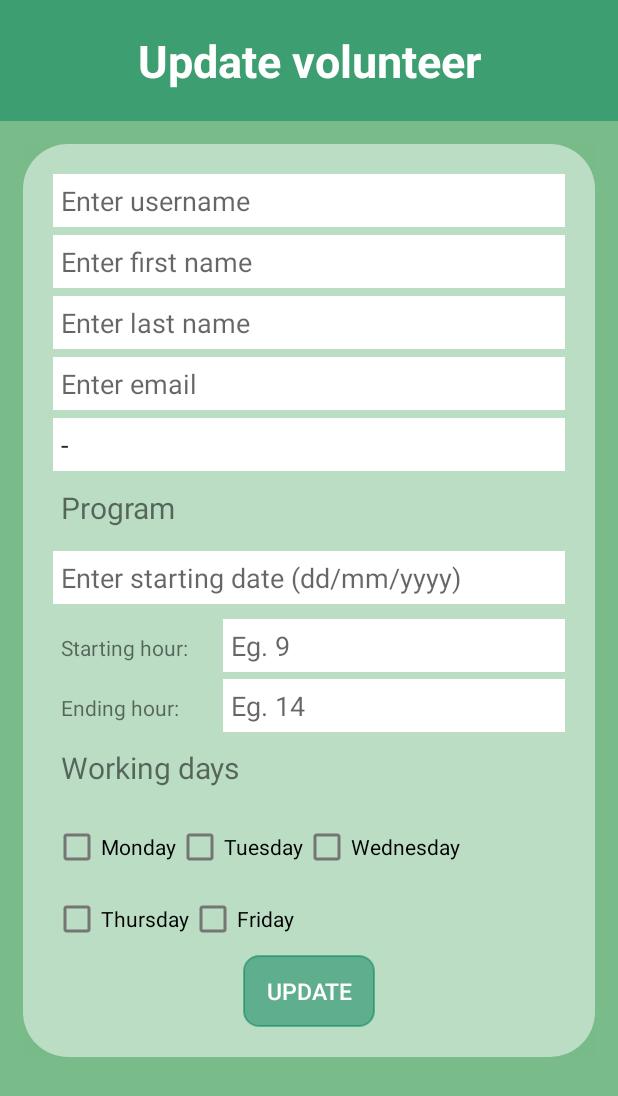
After one commit to Oana-Ivan/AnimalCare, an Android app: the UpdateVolunteerActivity screen opened directly, with no data from a screen before it, on a phone screen of 412 x 824 dp. The commit adds this screen. Shown: the top 1096 px of the screen. Run offline under Robolectric (Android 15) with nearby library versions, the phone set to English and light mode, and no system bars; our stand-ins replace Firebase (no records; nobody signed in at launch, a user with empty details on screens opened directly); libraries missing offline, so code that uses them is left out: org.mindrot.jbcrypt; 12 statements that could not run were skipped.

Commit message:
Added UpdateVolunteerActivity

```diff
--- a/app/src/main/AndroidManifest.xml
+++ b/app/src/main/AndroidManifest.xml
@@ -15,7 +15,8 @@
         android:roundIcon="@drawable/logo_animal_care"
         android:supportsRtl="true"
         android:theme="@style/Theme.AnimalCare">
-        <activity android:name=".adminAndVolunteerOptions.TicketUpdateActivity"></activity>
+        <activity android:name=".CRUD.UpdateVolunteerActivity"></activity>
+        <activity android:name=".adminAndVolunteerOptions.TicketUpdateActivity" />
         <activity android:name=".adminAndVolunteerOptions.TicketDetailsActivity" />
         <activity android:name=".adminAndVolunteerOptions.VisitDetailsActivity" />
         <activity android:name=".CRUD.UpdateAnimalActivity" />
--- a/app/src/main/java/com/example/animalcare/CRUD/AddVolunteerActivity.java
+++ b/app/src/main/java/com/example/animalcare/CRUD/AddVolunteerActivity.java
@@ -94,6 +94,7 @@ public class AddVolunteerActivity extends AppCompatActivity {
                                     .set(newVolunteer)
                                     .addOnSuccessListener((OnSuccessListener) o -> {
                                         Log.d(TAG, "Added new volunteer");
+                                        finish();
                                         startActivity(new Intent(AddVolunteerActivity.this, VolunteersListActivity.class));
                                     })
                                     .addOnFailureListener(e -> Log.w(TAG, "Error adding document", e));
--- /dev/null
+++ b/app/src/main/java/com/example/animalcare/CRUD/UpdateVolunteerActivity.java
@@ -0,0 +1,176 @@
+package com.example.animalcare.CRUD;
+
+import androidx.appcompat.app.AppCompatActivity;
+import androidx.appcompat.widget.AppCompatButton;
+
+import android.content.Intent;
+import android.os.Bundle;
+import android.util.Log;
+import android.widget.CheckBox;
+import android.widget.EditText;
+import android.widget.Toast;
+
+import com.example.animalcare.R;
+import com.example.animalcare.models.Volunteer;
+import com.google.android.gms.tasks.OnSuccessListener;
+import com.google.firebase.firestore.CollectionReference;
+import com.google.firebase.firestore.DocumentSnapshot;
+import com.google.firebase.firestore.FirebaseFirestore;
+
+import org.mindrot.jbcrypt.BCrypt;
+
+import java.util.ArrayList;
+import java.util.List;
+
+import static android.content.ContentValues.TAG;
+import static com.example.animalcare.authentication.RegisterActivity.LOG_ROUNDS;
+import static com.example.animalcare.models.Volunteer.FRIDAY;
+import static com.example.animalcare.models.Volunteer.MONDAY;
+import static com.example.animalcare.models.Volunteer.THURSDAY;
+import static com.example.animalcare.models.Volunteer.TUESDAY;
+import static com.example.animalcare.models.Volunteer.WEDNESDAY;
+
+public class UpdateVolunteerActivity extends AppCompatActivity {
+    private Volunteer currentVolunteer;
+
+    private EditText usernameET, firstNameET, lastNameET, emailET, passwordET, startDateET, startHourET, endHourET;
+    private CheckBox mondayCB, tuesdayCB, wednesdayCB, thursdayCB, fridayCB;
+    AppCompatButton updateVolunteerBtn;
+
+    private String username, firstName, lastName, email, password, startDate, startHour, endHour;
+    private int startHourInt, endHourInt;
+    private List<String> workingDays;
+
+    // cloud database
+    public FirebaseFirestore db;
+
+    @Override
+    protected void onCreate(Bundle savedInstanceState) {
+        super.onCreate(savedInstanceState);
+        setContentView(R.layout.activity_update_volunteer);
+
+        initViews();
+
+        updateVolunteerBtn.setOnClickListener(c -> {
+            assignValues();
+            if (!fieldsEmpty() && !noWorkingDaySelected()) {
+                // hashing password
+                String hashPwd = BCrypt.hashpw(password, BCrypt.gensalt(LOG_ROUNDS));
+
+                workingDays = new ArrayList<>();
+                if (mondayCB.isChecked())
+                    workingDays.add(MONDAY);
+                if (tuesdayCB.isChecked())
+                    workingDays.add(Volunteer.TUESDAY);
+                if (wednesdayCB.isChecked())
+                    workingDays.add(Volunteer.WEDNESDAY);
+                if (thursdayCB.isChecked())
+                    workingDays.add(Volunteer.THURSDAY);
+                if (fridayCB.isChecked())
+                    workingDays.add(Volunteer.FRIDAY);
+
+                startHourInt = Integer.parseInt(startHourET.getText().toString());
+                endHourInt = Integer.parseInt(endHourET.getText().toString());
+
+                currentVolunteer.setUsername(username);
+                currentVolunteer.setFirstName(firstName);
+                currentVolunteer.setLastName(lastName);
+                currentVolunteer.setEmail(email);
+                if (!password.equals("-")) {
+                    currentVolunteer.setHashPassword(hashPwd);
+                }
+                currentVolunteer.setStartingHour(startHourInt);
+                currentVolunteer.setEndingHour(endHourInt);
+                currentVolunteer.setWorkingDays(workingDays);
+                currentVolunteer.setStartingDate(startDate);
+
+                // Add volunteer to collection using username as unique ID
+                db = FirebaseFirestore.getInstance();
+                db.collection("Volunteers").document(currentVolunteer.getUsername())
+                        .set(currentVolunteer)
+                        .addOnSuccessListener((OnSuccessListener) o -> {
+                            Log.d(TAG, "Updated volunteer");
+                            finish();
+                            startActivity(new Intent(UpdateVolunteerActivity.this, VolunteersListActivity.class));
+                        })
+                        .addOnFailureListener(e -> Log.w(TAG, "Error updating volunteer", e));
+
+            }
+
+        });
+    }
+
+    private void initViews() {
+        currentVolunteer = (Volunteer) getIntent().getSerializableExtra("VOLUNTEER");
+
+        usernameET = findViewById(R.id.activity_update_volunteer_et_username);
+        firstNameET = findViewById(R.id.activity_update_volunteer_et_first_name);
+        lastNameET = findViewById(R.id.activity_update_volunteer_et_last_name);
+        emailET = findViewById(R.id.activity_update_volunteer_et_email);
+        passwordET = findViewById(R.id.activity_update_volunteer_et_password);
+        startDateET = findViewById(R.id.activity_update_volunteer_et_starting_date);
+        startHourET = findViewById(R.id.activity_update_volunteer_et_starting_hour);
+        endHourET = findViewById(R.id.activity_update_volunteer_et_ending_hour);
+
+        mondayCB = findViewById(R.id.activity_update_volunteer_cb_monday);
+        tuesdayCB = findViewById(R.id.activity_update_volunteer_cb_tuesday);
+        wednesdayCB = findViewById(R.id.activity_update_volunteer_cb_wednesday);
+        thursdayCB = findViewById(R.id.activity_update_volunteer_cb_thursday);
+        fridayCB = findViewById(R.id.activity_update_volunteer_cb_friday);
+
+        updateVolunteerBtn = findViewById(R.id.activity_update_volunteer_btn_update);
+
+        // Default values
+        usernameET.setText(currentVolunteer.getUsername());
+        firstNameET.setText(currentVolunteer.getFirstName());
+        lastNameET.setText(currentVolunteer.getLastName());
+        emailET.setText(currentVolunteer.getEmail());
+        passwordET.setText("-");
+        startDateET.setText(currentVolunteer.getStartingDate());
+        startHourET.setText(String.valueOf(currentVolunteer.getStartingHour()));
+        endHourET.setText(String.valueOf(currentVolunteer.getEndingHour()));
+
+        if (currentVolunteer.getWorkingDays().contains(MONDAY)) {
+            mondayCB.setChecked(true);
+        }
+        if (currentVolunteer.getWorkingDays().contains(TUESDAY)) {
+            tuesdayCB.setChecked(true);
+        }
+        if (currentVolunteer.getWorkingDays().contains(WEDNESDAY)) {
+            wednesdayCB.setChecked(true);
+        }
+        if (currentVolunteer.getWorkingDays().contains(THURSDAY)) {
+            thursdayCB.setChecked(true);
+        }
+        if (currentVolunteer.getWorkingDays().contains(FRIDAY)) {
+            fridayCB.setChecked(true);
+        }
+    }
+
+    private void assignValues() {
+        username = usernameET.getText().toString();
+        firstName = firstNameET.getText().toString();
+        lastName = lastNameET.getText().toString();
+        email = emailET.getText().toString();
+        password = passwordET.getText().toString();
+        startDate = startDateET.getText().toString();
+        startHour = startHourET.getText().toString();
+        endHour = endHourET.getText().toString();
+    }
+
+    private boolean fieldsEmpty() {
+        if (username.equals("") || firstName.equals("") || lastName.equals("") || email.equals("") || password.equals("") || startDate.equals("") || startHour.equals("") || endHour.equals("")){
+            Toast.makeText(UpdateVolunteerActivity.this, "All fields required!", Toast.LENGTH_LONG).show();
+            return true;
+        }
+        return false;
+    }
+
+    private boolean noWorkingDaySelected() {
+        if (!mondayCB.isChecked() && !tuesdayCB.isChecked() && !wednesdayCB.isChecked() && !thursdayCB.isChecked() && !fridayCB.isChecked()) {
+            Toast.makeText(UpdateVolunteerActivity.this, "Select at least one working day!", Toast.LENGTH_LONG).show();
+            return true;
+        }
+        return false;
+    }
+}
--- a/app/src/main/java/com/example/animalcare/models/BasicUser.java
+++ b/app/src/main/java/com/example/animalcare/models/BasicUser.java
@@ -1,6 +1,8 @@
 package com.example.animalcare.models;
 
-public class BasicUser {
+import java.io.Serializable;
+
+public class BasicUser implements Serializable {
     private String username;
     private String firstName;
     private String lastName;
--- a/app/src/main/java/com/example/animalcare/models/Volunteer.java
+++ b/app/src/main/java/com/example/animalcare/models/Volunteer.java
@@ -1,8 +1,9 @@
 package com.example.animalcare.models;
 
+import java.io.Serializable;
 import java.util.List;
 
-public class Volunteer extends BasicUser{
+public class Volunteer extends BasicUser implements Serializable {
     private int startingHour;
     private int endingHour;
     private List<String> workingDays;
--- /dev/null
+++ b/app/src/main/res/layout/activity_update_volunteer.xml
@@ -0,0 +1,234 @@
+<?xml version="1.0" encoding="utf-8"?>
+<androidx.constraintlayout.widget.ConstraintLayout xmlns:android="http://schemas.android.com/apk/res/android"
+    xmlns:app="http://schemas.android.com/apk/res-auto"
+    xmlns:tools="http://schemas.android.com/tools"
+    android:layout_width="match_parent"
+    android:layout_height="match_parent"
+    android:background="@color/color_schema_background_2"
+    tools:context=".CRUD.UpdateVolunteerActivity">
+
+    <TextView
+        android:id="@+id/activity_update_volunteer_tv_title"
+        android:layout_width="match_parent"
+
+        android:layout_height="wrap_content"
+        android:background="@color/color_schema_light_transparent"
+        android:gravity="center"
+        android:padding="20dp"
+        android:text="@string/update_volunteer"
+        android:textColor="@color/white"
+        android:textSize="30sp"
+        android:textStyle="bold"
+        app:layout_constraintBottom_toBottomOf="parent"
+        app:layout_constraintTop_toTopOf="parent"
+        app:layout_constraintVertical_bias="0" />
+
+    <androidx.cardview.widget.CardView
+        android:layout_width="match_parent"
+        android:layout_height="wrap_content"
+
+        android:layout_margin="15dp"
+        android:padding="10dp"
+        app:cardCornerRadius="30dp"
+        app:layout_constraintBottom_toBottomOf="parent"
+        app:layout_constraintTop_toBottomOf="@+id/activity_update_volunteer_tv_title"
+        app:layout_constraintVertical_bias="0.0"
+        tools:layout_editor_absoluteX="15dp">
+
+        <ScrollView
+            android:layout_width="match_parent"
+            android:layout_height="match_parent">
+            <LinearLayout
+                android:layout_width="match_parent"
+                android:layout_height="wrap_content"
+                android:background="@color/color_schema_background_2_transparent"
+                android:orientation="vertical"
+                android:padding="20dp">
+                <EditText
+                    android:id="@+id/activity_update_volunteer_et_username"
+                    android:layout_width="match_parent"
+                    android:layout_height="wrap_content"
+
+                    android:background="@color/white"
+                    android:hint="@string/enter_username"
+                    android:padding="5dp"
+                    android:layout_marginBottom="5dp"
+                    />
+                <EditText
+                    android:id="@+id/activity_update_volunteer_et_first_name"
+                    android:layout_width="match_parent"
+                    android:layout_height="wrap_content"
+
+                    android:background="@color/white"
+                    android:hint="@string/enter_first_name"
+                    android:padding="5dp"
+                    android:layout_marginBottom="5dp"
+                    />
+                <EditText
+                    android:id="@+id/activity_update_volunteer_et_last_name"
+                    android:layout_width="match_parent"
+                    android:layout_height="wrap_content"
+
+                    android:background="@color/white"
+                    android:hint="@string/enter_last_name"
+                    android:padding="5dp"
+                    android:layout_marginBottom="5dp"
+                    />
+                <EditText
+                    android:id="@+id/activity_update_volunteer_et_email"
+                    android:layout_width="match_parent"
+                    android:layout_height="wrap_content"
+
+                    android:background="@color/white"
+                    android:hint="@string/enter_email"
+                    android:padding="5dp"
+                    android:layout_marginBottom="5dp"
+                    />
+                <EditText
+                    android:id="@+id/activity_update_volunteer_et_password"
+                    android:layout_width="match_parent"
+                    android:layout_height="wrap_content"
+
+                    android:background="@color/white"
+                    android:hint="@string/enter_password"
+                    android:padding="5dp"
+                    android:layout_marginBottom="5dp"
+                    />
+                <TextView
+                    android:id="@+id/activity_update_volunteer_tv_program"
+                    android:layout_width="match_parent"
+                    android:layout_height="wrap_content"
+
+                    android:text="@string/program"
+                    android:padding="5dp"
+                    android:layout_marginBottom="10dp"
+                    android:textSize="20sp"
+                    />
+                <EditText
+                    android:id="@+id/activity_update_volunteer_et_starting_date"
+                    android:layout_width="match_parent"
+                    android:layout_height="wrap_content"
+
+                    android:background="@color/white"
+                    android:hint="@string/enter_starting_day"
+                    android:padding="5dp"
+                    android:layout_marginBottom="10dp"
+                    />
+                <LinearLayout
+                    android:layout_width="match_parent"
+                    android:layout_height="wrap_content"
+                    android:orientation="horizontal">
+                    <TextView
+                        android:id="@+id/activity_update_volunteer_tv_starting_hour"
+                        android:layout_width="0dp"
+                        android:layout_height="wrap_content"
+                        android:layout_weight="1"
+
+                        android:text="@string/starting_hour"
+                        android:padding="5dp"
+                        android:layout_marginBottom="10dp"
+                        />
+                    <EditText
+                        android:id="@+id/activity_update_volunteer_et_starting_hour"
+                        android:layout_width="0dp"
+                        android:layout_height="wrap_content"
+                        android:layout_weight="2"
+
+                        android:background="@color/white"
+                        android:hint="@string/eg_9"
+                        android:padding="5dp"
+                        android:inputType="number"
+                        />
+                </LinearLayout>
+                <LinearLayout
+                    android:layout_width="match_parent"
+                    android:layout_height="wrap_content"
+                    android:orientation="horizontal">
+                    <TextView
+                        android:id="@+id/activity_update_volunteer_tv_ending_hour"
+                        android:layout_width="0dp"
+                        android:layout_height="wrap_content"
+                        android:layout_weight="1"
+
+                        android:text="@string/ending_hour"
+                        android:padding="5dp"
+                        android:layout_marginBottom="10dp"
+                        />
+                    <EditText
+                        android:id="@+id/activity_update_volunteer_et_ending_hour"
+                        android:layout_width="0dp"
+                        android:layout_height="wrap_content"
+                        android:layout_weight="2"
+
+                        android:background="@color/white"
+                        android:hint="@string/eg_14"
+                        android:padding="5dp"
+                        android:inputType="number"
+                        />
+                </LinearLayout>
+                <TextView
+                    android:id="@+id/activity_update_volunteer_tv_working_days"
+                    android:layout_width="match_parent"
+                    android:layout_height="wrap_content"
+                    android:layout_weight="1"
+
+                    android:text="@string/working_days"
+                    android:padding="5dp"
+                    android:layout_marginBottom="10dp"
+                    android:textSize="20sp"
+                    />
+                <LinearLayout
+                    android:layout_width="match_parent"
+                    android:layout_height="wrap_content">
+                    <CheckBox
+                        android:id="@+id/activity_update_volunteer_cb_monday"
+                        android:layout_width="wrap_content"
+                        android:layout_height="wrap_content"
+                        android:text="@string/monday"
+                        />
+                    <CheckBox
+                        android:id="@+id/activity_update_volunteer_cb_tuesday"
+                        android:layout_width="wrap_content"
+                        android:layout_height="wrap_content"
+                        android:text="@string/tuesday"
+                        />
+                    <CheckBox
+                        android:id="@+id/activity_update_volunteer_cb_wednesday"
+                        android:layout_width="wrap_content"
+                        android:layout_height="wrap_content"
+                        android:text="@string/wednesday"
+                        />
+                </LinearLayout>
+                <LinearLayout
+                    android:layout_width="match_parent"
+                    android:layout_height="wrap_content">
+                    <CheckBox
+                        android:id="@+id/activity_update_volunteer_cb_thursday"
+                        android:layout_width="wrap_content"
+                        android:layout_height="wrap_content"
+                        android:text="@string/thursday"
+                        />
+                    <CheckBox
+                        android:id="@+id/activity_update_volunteer_cb_friday"
+                        android:layout_width="wrap_content"
+                        android:layout_height="wrap_content"
+                        android:text="@string/friday"
+                        />
+                </LinearLayout>
+
+                <androidx.appcompat.widget.AppCompatButton
+                    android:id="@+id/activity_update_volunteer_btn_update"
+                    android:layout_width="wrap_content"
+                    android:layout_height="wrap_content"
+
+                    android:textSize="15sp"
+                    android:gravity="center"
+                    android:layout_gravity="center"
+                    android:background="@drawable/button_light"
+                    android:text="@string/update"
+                    android:textColor="@color/white"
+                    android:padding="5dp"/>
+            </LinearLayout>
+        </ScrollView>
+    </androidx.cardview.widget.CardView>
+</androidx.constraintlayout.widget.ConstraintLayout>
--- a/app/src/main/res/values/strings.xml
+++ b/app/src/main/res/values/strings.xml
@@ -153,4 +153,5 @@
     <string name="adopter_info">Adopter info</string>
     <string name="mark_visit_as_closed">Mark visit as closed.</string>
     <string name="update_ticket">Update ticket</string>
+    <string name="update_volunteer">Update volunteer</string>
 </resources>
```
Also changed, not shown: app/src/main/java/com/example/animalcare/CRUD/VolunteersAdapter.java (+18 -7 lines), app/src/main/java/com/example/animalcare/CRUD/VolunteersListActivity.java (+7 -0 lines).
